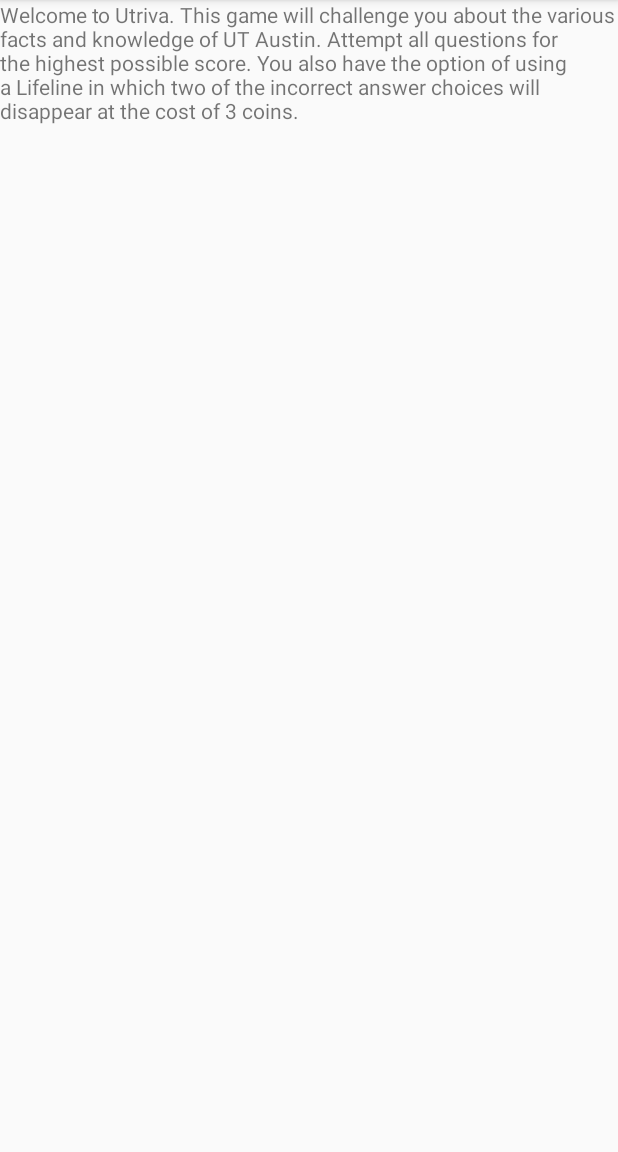
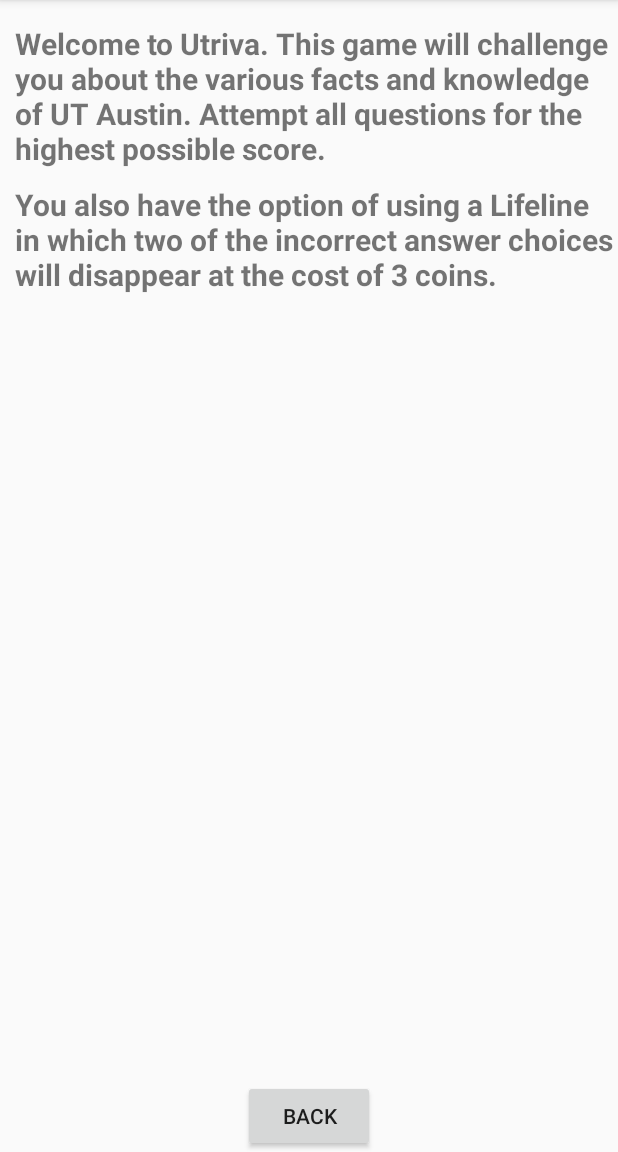
Before and after one commit to NineBits/UTrivia, an Android app: the HowTo screen opened directly, with no data from a screen before it, on a phone screen of 412 x 824 dp, the part 84-1236 px from its top. Run offline under Robolectric (Android 15) with nearby library versions, the phone set to English and light mode, and no system bars; network calls fail.

Commit message:
Adding to how-to

```diff
--- a/app/src/main/java/cs371m/utrivia/HowTo.java
+++ b/app/src/main/java/cs371m/utrivia/HowTo.java
@@ -1,8 +1,10 @@
 package cs371m.utrivia;
 
+import android.content.Intent;
 import android.os.Bundle;
 import android.support.v7.app.AppCompatActivity;
 import android.support.v7.widget.Toolbar;
+import android.view.View;
 
 /**
  * Created by julioMendez on 8/9/16.
@@ -13,4 +15,9 @@ public class HowTo extends AppCompatActivity {
         super.onCreate(savedInstanceState);
         setContentView(R.layout.how_to_layout);
     }
+
+    public void toHome(View view) {
+        Intent intent = new Intent(this, HomePage.class);
+        startActivity(intent);
+    }
 }
--- a/app/src/main/res/layout/how_to_layout.xml
+++ b/app/src/main/res/layout/how_to_layout.xml
@@ -1,11 +1,36 @@
 <?xml version="1.0" encoding="utf-8"?>
-<LinearLayout xmlns:android="http://schemas.android.com/apk/res/android"
+<RelativeLayout xmlns:android="http://schemas.android.com/apk/res/android"
     android:orientation="vertical" android:layout_width="match_parent"
     android:layout_height="match_parent">
 
     <TextView
+        android:id="@+id/intro"
         android:layout_width="match_parent"
         android:layout_height="wrap_content"
-        android:text="@string/intro"/>
+        android:text="@string/intro"
+        android:layout_marginTop="15dp"
+        android:layout_marginLeft="10dp"
+        android:textStyle="bold"
+        android:textSize="20sp"/>
 
-</LinearLayout>
+    <TextView
+        android:id="@+id/lifeline"
+        android:layout_below="@id/intro"
+        android:layout_width="match_parent"
+        android:layout_height="wrap_content"
+        android:text="@string/lifeline_talk"
+        android:layout_marginTop="10dp"
+        android:layout_marginLeft="10dp"
+        android:textStyle="bold"
+        android:textSize="20sp" />
+
+    <Button
+        android:layout_width="wrap_content"
+        android:layout_height="wrap_content"
+        android:text="@string/back"
+        android:onClick="toHome"
+        android:layout_alignParentBottom="true"
+        android:layout_centerHorizontal="true"
+        android:id="@+id/button" />
+
+</RelativeLayout>
--- a/app/src/main/res/values/strings.xml
+++ b/app/src/main/res/values/strings.xml
@@ -14,6 +14,7 @@
     <string name="ToHome">To Home</string>
     <string name="how_to">How-To</string>
 
-    <string name="intro">Welcome to Utriva. This game will challenge you about the various facts and knowledge of UT Austin. Attempt all questions for the highest possible score.
-    You also have the option of using a "Lifeline" in which two of the incorrect answer choices will disappear at the cost of 3 coins.</string>
+    <string name="intro">Welcome to Utriva. This game will challenge you about the various facts and knowledge of UT Austin. Attempt all questions for the highest possible score.</string>
+    <string name="lifeline_talk">You also have the option of using a "Lifeline" in which two of the incorrect answer choices will disappear at the cost of 3 coins.</string>
+
 </resources>
```
